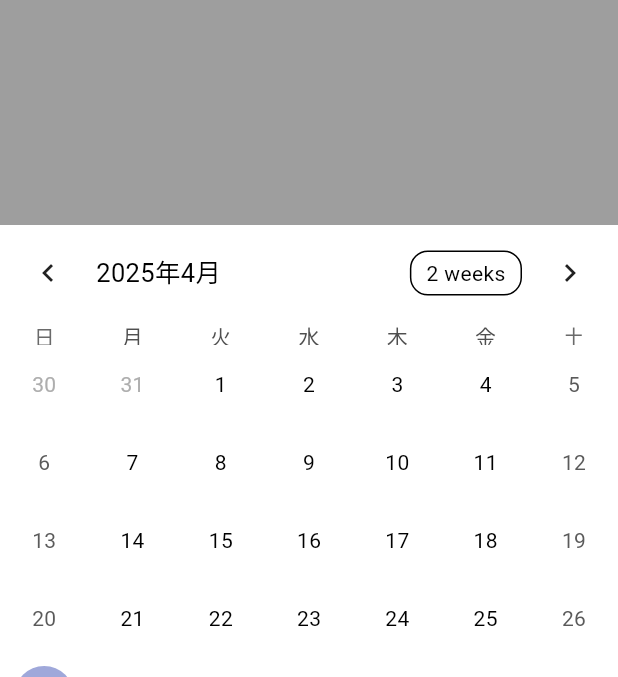
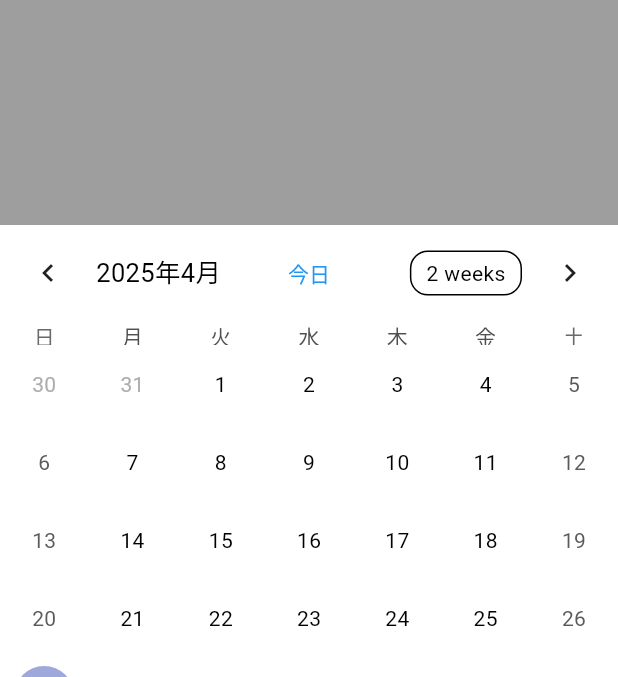
Before and after one commit to levure-s/FanCale-Reborn, a Flutter app: the CalenderPage screen opened directly, on a phone screen of 412 x 824 dp, the part 84-761 px from its top. Run offline on Flutter 3.47's test engine with Material 3 defaults, Android fonts, the phone set to English and light mode, and no system bars; drawn by our look-alikes of table_calendar; our stand-ins replace cloud_firestore, firebase_auth, firebase_core, firebase_storage, image_picker; missing offline and left inert: fast_color_picker; accounts and stored records are empty.

Commit message:
今日に戻る機能追加

```diff
--- a/lib/calender/components/calender_area.dart
+++ b/lib/calender/components/calender_area.dart
@@ -12,7 +12,9 @@ class CalenderArea extends StatelessWidget {
     final model = context.watch<Calender>();
     final graphics = context.watch<Graphics>();
 
-    return TableCalendar(
+    return Stack(
+      children: [
+        TableCalendar(
             locale: 'ja_JP',
             firstDay: DateTime.utc(1997, 8, 1),
             lastDay: DateTime.utc(2030, 12, 31),
@@ -37,7 +39,21 @@ class CalenderArea extends StatelessWidget {
                 }
                 return null;
               },
-        ));
+            )),
+        Align(
+            alignment: Alignment.topCenter, // ← これで左右中央寄せ
+            child: Padding(
+                padding: const EdgeInsets.only(top: 8), // 上からちょっと下げる
+                child: TextButton(
+                  onPressed: () {
+                    final today = DateTime.now(); // 今日の日付を取得
+                    model.changedDay(
+                        today, today); // changedDayメソッドを呼び出して、今日の日付を渡す
+                  },
+                  child: Text('今日'), // テキストを表示
+                ))),
+      ],
+    );
   }
 }
 
```
Lines whose indentation alone changed are shown as unchanged.
